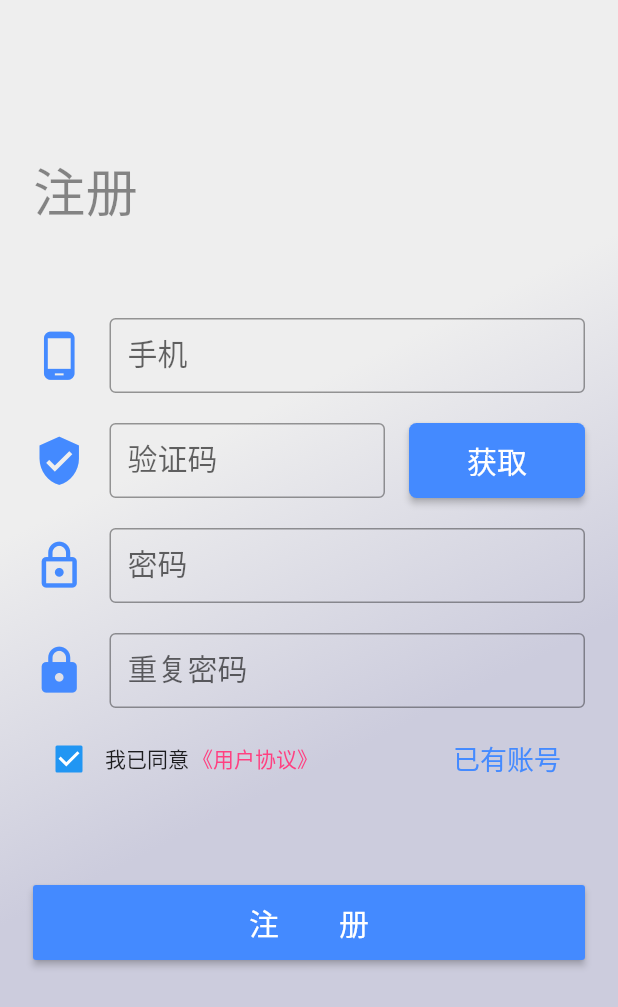
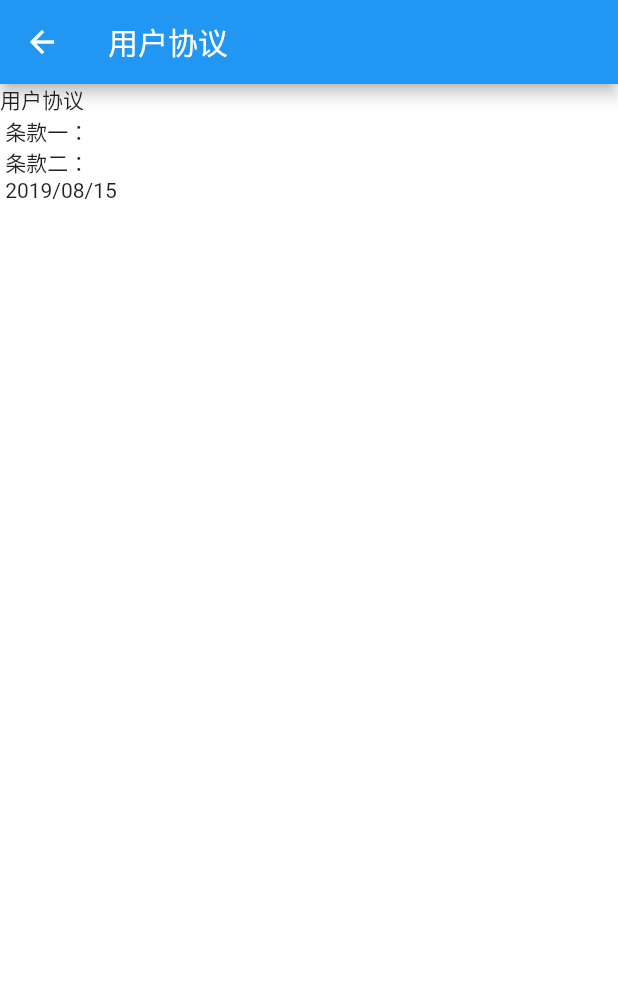
Before and after one commit to chengzhc/homecontrol, a Flutter app: the RegisterPage screen opened directly, after a tap on "《用户协议》", on a phone screen of 412 x 824 dp. Shown: the top 1007 px of the screen. Run offline on Flutter 3.47's test engine with Material 2 defaults, Android fonts, the phone set to English and light mode, and no system bars; our stand-ins replace shared_preferences; accounts and stored records are empty; network calls fail.

Commit message:
register page create protocol page

```diff
--- /dev/null
+++ b/lib/page/ProtocolPage.dart
@@ -0,0 +1,60 @@
+import 'package:flutter/material.dart';
+import 'package:homecontrol/czlibrary/CzLibrary.dart';
+
+class ProtocolPage extends StatefulWidget{
+  @override
+  State<StatefulWidget> createState() {
+    // TODO: implement createState
+    return ProtocolPageState();
+  }
+}
+
+class ProtocolPageState extends State<ProtocolPage>{
+  String str_protocol;
+
+   Widget build(BuildContext context){
+     _initData();
+     _initView();
+
+     return Scaffold(
+         backgroundColor: Color(0xFFFFFFFF),
+         appBar:  AppBar(
+           title: const Text('用户协议'),
+//           actions: <Widget>[
+//             FlatButton(onPressed: (){CzLibrary.alert(context, "ACT1");},child: Text("ACT1"),),
+//             FlatButton(onPressed: (){CzLibrary.alert(context, "ACT2");},child: Text("ACT2"),),
+//           ],
+         ),
+         body: Stack(
+           children: <Widget>[
+              Text("${str_protocol}")
+           ],
+         )
+     );
+   }
+
+   void _initData(){
+
+   }
+
+  void _initView(){
+  }
+
+  @override
+  void initState(){
+    super.initState();
+    WidgetsBinding.instance.addPostFrameCallback((callback) {
+      _showProtocol();
+    });
+  }
+
+  void _showProtocol(){
+     setState((){
+       str_protocol="用户协议 \n\r"
+            +"条款一：\n\r"
+           + "条款二：\n\r"
+          +"2019/08/15" ;
+     });
+  }
+
+}
--- a/lib/page/RegisterPage.dart
+++ b/lib/page/RegisterPage.dart
@@ -6,9 +6,8 @@ import 'package:homecontrol/czlibrary/CzLibrary.dart';
 import 'dart:io';
 import 'dart:async';
 import 'package:homecontrol/czlibrary/Cz_HTTP.dart';
-
 import 'package:homecontrol/constant.dart';
-
+import 'package:homecontrol/page/ProtocolPage.dart';
 
 class RegisterPage extends StatefulWidget {
   @override
@@ -20,12 +19,16 @@ class RegisterPage extends StatefulWidget {
 
 class RegisterPageState extends State<RegisterPage> {
   static final int MAX_COUNT_DOWN=30;
+
   bool _isAgree = true;
+
   Widget title, tf_mobile, tf_passwd,tf_repasswd, btn_register, row_verifyCode, row_gotoLogin;
+
   final TextEditingController tf_mobileController = new TextEditingController(),
       tf_verifyCodeController = new TextEditingController(),
       tf_passwdController = new TextEditingController(),
       tf_repasswdController = new TextEditingController();
+
   Text txt_btnVerifyCode;
 
   String str_btnVerifyCode="获取";
@@ -33,7 +36,6 @@ class RegisterPageState extends State<RegisterPage> {
   var httpClient = new HttpClient();
 
   int currentCountDown=0;
-  Timer _countdownTimer;
 
   Widget build(BuildContext context) {
     _initData();
@@ -285,14 +287,8 @@ class RegisterPageState extends State<RegisterPage> {
     print("_clickCheckBox");
   }
 
-  bool _isCountDown(){
-    return currentCountDown>0;
-  }
-
   void startCountDown() async {
     currentCountDown=MAX_COUNT_DOWN;
-
-
       print("countDown=$currentCountDown");
       Timer.periodic(new Duration(seconds: 1), (timer)
       {
@@ -306,13 +302,12 @@ class RegisterPageState extends State<RegisterPage> {
           }
         });
       });
-
   }
 
   void _getVerifyCode() async  {
     print("_getVerifyCode");
 
-    if(_isCountDown()){
+    if(currentCountDown>0){
       CzLibrary.alert(context, "验证码发送中，请稍后再试");
       return;
     }
@@ -325,7 +320,6 @@ class RegisterPageState extends State<RegisterPage> {
 //            print("czPostSuccess: "+feedBackData["data"].toString())
             CzLibrary.saveUserData("verify_token", feedBackData["data"].toString());
             CzLibrary.alert(context, "验证码已通过短信发送，请注意查收");
-            currentCountDown=0;
           },
           (var feedBackData){
             print("czPostFail: "+feedBackData["err_info"].toString());
@@ -335,6 +329,11 @@ class RegisterPageState extends State<RegisterPage> {
   }
 
   void _register() async {
+    if(!_isAgree){
+      CzLibrary.alert(context, "请先同意《用户协议》");
+      return;
+    }
+
     String mobile = tf_mobileController.text;
     String code=tf_verifyCodeController.text;
     String password = tf_passwdController.text;
@@ -363,6 +362,10 @@ class RegisterPageState extends State<RegisterPage> {
   }
 
   void _showProtocol() {
-    print("showProtol");
+    Navigator.of(context).push(new PageRouteBuilder(pageBuilder:
+        (BuildContext context, Animation<double> animation,
+        Animation<double> secondaryAnimation) {
+      return new ProtocolPage();
+    }));
   }
 }
```
